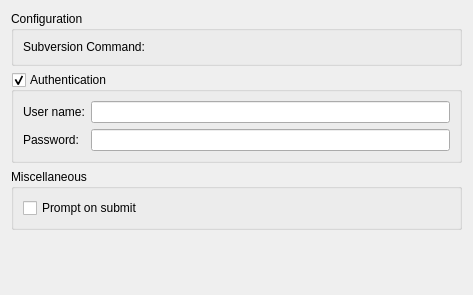
This is src/plugins/subversion/settingspage.ui in qt-creator/qt-creator as Qt 5 draws it before an edit. The edited form follows.
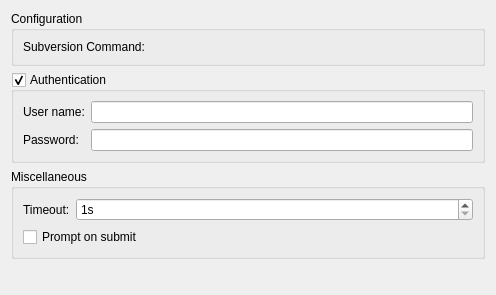
This is the edited form. Custom widgets are drawn as their Qt base class.

Commit message:
VCS: Introduce configureable timeout to vcs,svn, p4.
as already present for git, mercurial.

Task-number: QTCREATORBUG-475

What changed in the file:
```diff
--- a/src/plugins/subversion/settingspage.ui
+++ b/src/plugins/subversion/settingspage.ui
@@ -6,7 +6,7 @@
    <rect>
     <x>0</x>
     <y>0</y>
-    <width>473</width>
+    <width>496</width>
     <height>295</height>
    </rect>
   </property>
@@ -72,13 +72,33 @@
       <string>Miscellaneous</string>
      </property>
      <layout class="QFormLayout" name="formLayout_2">
-      <item row="0" column="0" colspan="2">
+      <item row="1" column="0" colspan="2">
        <widget class="QCheckBox" name="promptToSubmitCheckBox">
         <property name="text">
          <string>Prompt on submit</string>
         </property>
        </widget>
       </item>
+      <item row="0" column="0">
+       <widget class="QLabel" name="timeOutLabel">
+        <property name="text">
+         <string>Timeout:</string>
+        </property>
+       </widget>
+      </item>
+      <item row="0" column="1">
+       <widget class="QSpinBox" name="timeOutSpinBox">
+        <property name="suffix">
+         <string>s</string>
+        </property>
+        <property name="minimum">
+         <number>1</number>
+        </property>
+        <property name="maximum">
+         <number>360</number>
+        </property>
+       </widget>
+      </item>
      </layout>
     </widget>
    </item>
```
The commit also changes 15 other files.
